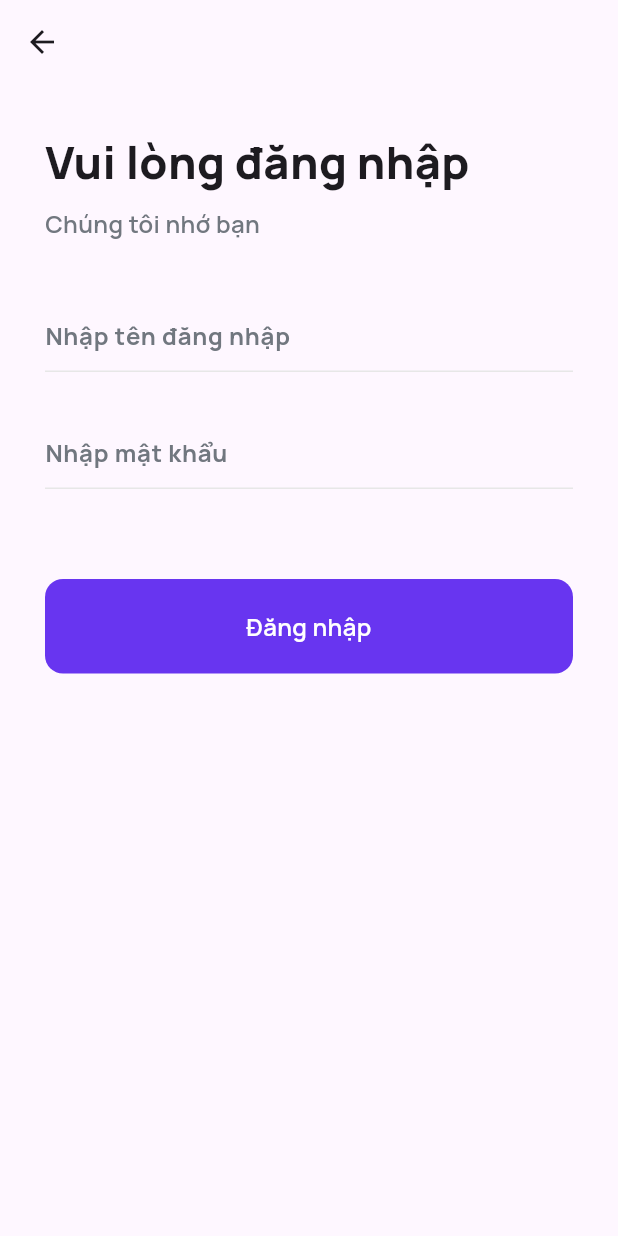
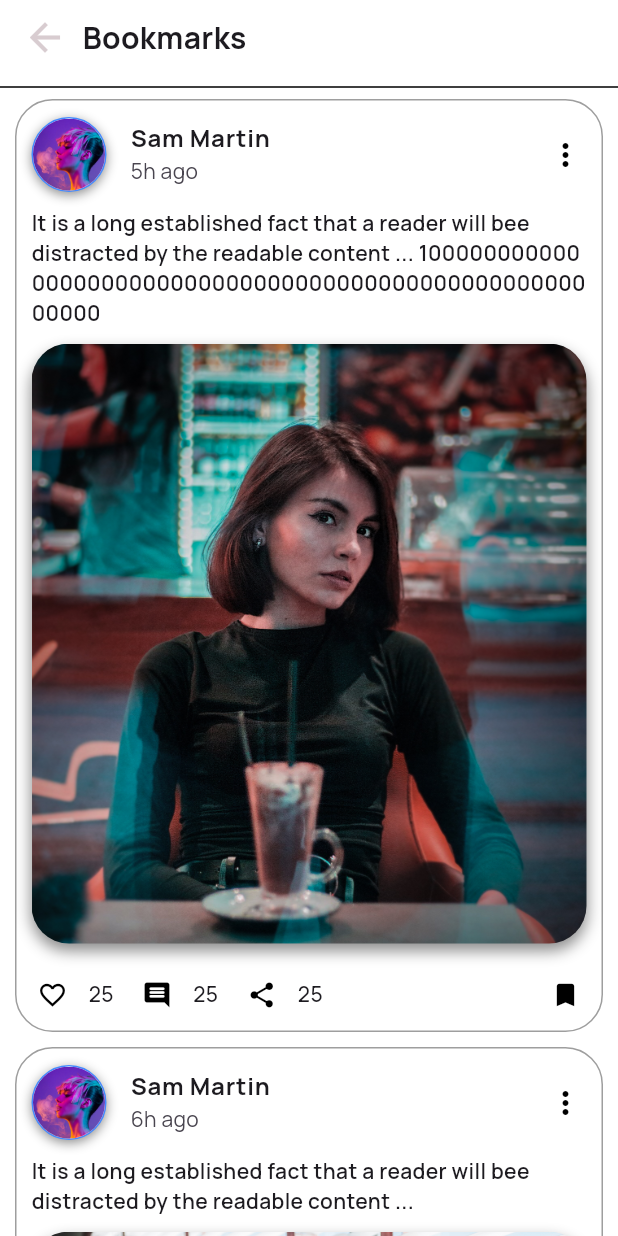
Before and after one commit to hangtantai/buzz-hub, a Flutter app: the screen it shows after launch, on a phone screen of 412 x 824 dp. Run offline on Flutter 3.47's test engine with Material 3 defaults, Android fonts, the phone set to English and light mode, and no system bars; our stand-ins replace dio, get, shared_preferences.

Commit message:
[bookmark] viewscreen

```diff
--- a/lib/core/values/app_colors.dart
+++ b/lib/core/values/app_colors.dart
@@ -12,6 +12,7 @@ class AppColors {
   static const Grey3 = Color(0xFFF3F6F6);
   static const DarkBg = Color(0xFF171719);
   static const DarkBg2 = Color(0xFF1C1D1D);
+
   static const PrimaryGradient = [
     Pink,
     Purple,
--- a/lib/main.dart
+++ b/lib/main.dart
@@ -7,9 +7,12 @@
 import 'package:flutter/material.dart';
 import 'package:get/get.dart';
 
+import 'package:buzz_hub/modules/post/views/create_post_page.dart';
+import 'package:buzz_hub/modules/bookmarks/views/bookmarks_screen.dart';
+import 'package:buzz_hub/modules/bookmarks/views/bookmarks_null.dart';
+
 void main(List<String> arguments) async {
   HttpOverrides.global = MyHttpOverrides();
-
 
   runApp(const MyApp());
 }
@@ -25,7 +28,7 @@
         useMaterial3: true,
         fontFamily: 'Manrope',
       ),
-      home: LoginPage(),
+      home: const BookMarks(),
       debugShowCheckedModeBanner: false,
     );
   }
--- /dev/null
+++ b/lib/modules/bookmarks/views/bookmarks_screen.dart
@@ -0,0 +1,216 @@
+import 'package:flutter/material.dart';
+import 'package:buzz_hub/modules/post/models/post_model.dart';
+
+class BookMarks extends StatefulWidget {
+  const BookMarks({super.key});
+
+  @override
+  // ignore: library_private_types_in_public_api
+  _CreateBookmarks createState() => _CreateBookmarks();
+}
+
+class _CreateBookmarks extends State<BookMarks>  {
+  Widget _builtPost(int index) {
+    return
+    Padding(
+              padding: const EdgeInsets.symmetric(horizontal: 10.0),
+              child: Container(
+                // constraints: const BoxConstraints.expand(),
+                width: double.infinity,
+                decoration: BoxDecoration(
+                    // color: Colors.red,
+                border: Border.all(color: Colors.grey),
+                borderRadius: BorderRadius.circular(25.0)),
+                child: Column(
+                children: <Widget>[
+                  ListTile(
+                    contentPadding: const EdgeInsets.only(left: 10, right: 0.0),
+                    leading: Container(
+                      width: 50,
+                      height: 50,
+                      decoration: BoxDecoration(
+                          border:
+                              Border.all(color: Colors.blueAccent),
+                          shape: BoxShape.circle,
+                          boxShadow: const [
+                            BoxShadow(
+                              color: Colors.black45,
+                              offset: Offset(0, 2),
+                              blurRadius: 6.0,
+                            )
+                          ]),
+                                child: CircleAvatar(
+                                  child: ClipOval(
+                                    child: Image(
+                                      height: 90.0,
+                                      width: 90.0,
+                                      image:
+                                          AssetImage(posts[index].authorImageUrl),
+                                      fit: BoxFit.cover,
+                                    ),
+                                  ),
+                                ),
+                              ),
+                            title: Text(
+                              posts[0].authorName,
+                              style: const TextStyle(
+                                fontWeight: FontWeight.bold
+                              ),
+                            ),
+                            subtitle: Text(posts[index].update),
+                            trailing: IconButton(
+                              icon: const Icon(Icons.more_vert),
+                              color: Colors.black,
+                              onPressed: () => print("More"),
+                            ),
+                          ),
+                  Column(
+                    children: [
+                      Container(
+                        margin: const EdgeInsets.symmetric(horizontal: 10.0),
+                        child: Text(
+                          softWrap: true,
+                          posts[index].content,
+                          textAlign: TextAlign.left,
+                          style: const TextStyle(
+                            fontWeight: FontWeight.w600,
+                          ),
+                        ),
+                      ),
+
+                      Container(
+                        margin: const EdgeInsets.all(10.0),
+                        width: double.infinity,
+                        height: 400.0,
+                        decoration: BoxDecoration(
+                          borderRadius: BorderRadius.circular(25.0),
+                          boxShadow: const [
+                            BoxShadow(
+                              color: Colors.black45,
+                              offset: Offset(0,5),
+                              blurRadius: 8.0
+                            )
+                          ],
+                          image: DecorationImage(
+                            image: AssetImage(posts[index].imageUrl),
+                            fit: BoxFit.fitWidth,
+                          )
+                        ),
+                      ),
+                      Row(
+                        mainAxisAlignment: MainAxisAlignment.spaceBetween,
+                        children: <Widget>[
+                          Row(
+                            children: <Widget>[
+                              Row(
+                                children: <Widget>[
+                                IconButton(
+                                  icon: const Icon(Icons.favorite_border),
+                                  iconSize: 20.0,
+                                  color: Colors.black,
+                                  onPressed: () => print('Love'),
+                                  ),
+                                  const Text(
+                                    '25',
+                                    style: TextStyle(
+                                      fontSize: 14.0,
+                                      fontWeight: FontWeight.w500,
+                                    ),
+                                  )
+                                ],
+                              ),
+                              const SizedBox(width: 5),
+                              Row(
+                                children: <Widget>[
+                                IconButton(
+                                  icon: const Icon(Icons.comment_rounded),
+                                  iconSize: 20.0,
+                                  color: Colors.black,
+                                  onPressed: () => print('Comment'),
+                                  ),
+                                  const Text(
+                                    '25',
+                                    style: TextStyle(
+                                      fontSize: 14.0,
+                                      fontWeight: FontWeight.w500,
+                                    ),
+                                  )
+                                ],
+                              ),
+                              const SizedBox(width: 5),
+                              Row(
+                                children: <Widget>[
+                                IconButton(
+                                  icon: const Icon(Icons.share),
+                                  iconSize: 20.0,
+                                  color: Colors.black,
+                                  onPressed: () => print('Share'),
+                                ),
+                                  const Text(
+                                    '25',
+                                    style: TextStyle(
+                                      fontSize: 14.0,
+                                      fontWeight: FontWeight.w500,
+                                    ),
+                                  )
+                                ],
+                              ),
+                            ],
+                          ),
+                          IconButton(
+                          icon: const Icon(Icons.bookmark),
+                          iconSize: 20.0,
+                          color: Colors.black,
+                          onPressed: () => print('Note'),),
+                        ],
+                      ),
+                    ],
+                  )
+                ]
+            ),
+          ),
+    );
+  }
+
+  @override
+  Widget build(BuildContext context) {
+    return Scaffold(
+      backgroundColor: Colors.white,
+      body: ListView(
+          physics: const AlwaysScrollableScrollPhysics(),
+          children: <Widget>[
+            Container(
+                padding: const EdgeInsets.symmetric(
+                    horizontal: 15.0, vertical: 10.0),
+                child: const Row(
+                  // mainAxisAlignment: MainAxisAlignment.spaceBetween,
+                  children: <Widget>[
+                    Icon(
+                      Icons.arrow_back,
+                      color: Color.fromARGB(255, 216, 204, 208),
+                      size: 30.0,
+                      semanticLabel: 'Text to announce in accessibility modes',
+                    ),
+                    SizedBox(width: 10),
+                    SizedBox(
+                      child: Text('Bookmarks',
+                          style: TextStyle(
+                              fontSize: 20, fontWeight: FontWeight.bold)),
+                    ),
+                  ],
+                )),
+            const Column(
+              children: <Widget>[
+                Divider(
+                  color: Colors.black,
+                )
+              ],
+            ),
+            _builtPost(0),
+            const SizedBox(height: 10),
+            _builtPost(1),
+          ],
+      )
+    );
+  }
+}
--- /dev/null
+++ b/lib/modules/post/models/post_model.dart
@@ -0,0 +1,47 @@
+class Post {
+  String authorName;
+  String authorImageUrl;
+  String timeAgo;
+  String imageUrl;
+  String content;
+  String update;
+
+  Post({
+    required this.authorName,
+    required this.authorImageUrl,
+    required this.timeAgo,
+    required this.imageUrl,
+    required this.content,
+    required this.update,
+  });
+}
+
+final List<Post> posts = [
+  Post(
+    authorName: 'Sam Martin',
+    authorImageUrl: 'assets/images/user0.png',
+    timeAgo: '5 min',
+    imageUrl: 'assets/images/post0.jpg',
+    content: 'It is a long established fact that a reader will bee distracted by the readable content ... 100000000000000000000000000000000000000000000000000000000',
+    update: '5h ago'
+  ),
+  Post(
+    authorName: 'Sam Martin',
+    authorImageUrl: 'assets/images/user0.png',
+    timeAgo: '10 min',
+    imageUrl: 'assets/images/post1.jpg',
+    content: 'It is a long established fact that a reader will bee distracted by the readable content ...',
+    update: '6h ago'
+  ),
+];
+
+final List<String> stories = [
+  'assets/images/user1.png',
+  'assets/images/user2.png',
+  'assets/images/user3.png',
+  'assets/images/user4.png',
+  'assets/images/user0.png',
+  'assets/images/user1.png',
+  'assets/images/user2.png',
+  'assets/images/user3.png',
+];
--- a/pubspec.yaml
+++ b/pubspec.yaml
@@ -40,6 +40,7 @@ dependencies:
   http: ^1.2.1
   get: ^4.6.6
   shared_preferences: ^2.2.2
+  getwidget: ^2.0.4
 
 dev_dependencies:
   flutter_test:
@@ -68,6 +69,7 @@ flutter:
   # To add assets to your application, add an assets section, like this:
   assets:
     - assets/ca/
+    - assets/images/
   #   - images/a_dot_ham.jpeg
 
   # An image asset can refer to one or more resolution-specific "variants", see
```
Also changed, not shown: lib/modules/bookmarks/views/bookmarks_null.dart (added, +47 -0 lines), lib/modules/chat/views/chat_details.dart (added, +12 -0 lines), lib/modules/post/views/create_post_page.dart (added, +177 -0 lines), assets/images/post0.jpg (added), assets/images/post1.jpg (added), assets/images/user0.png (added), assets/images/user1.png (added), assets/images/user2.png (added), assets/images/user3.png (added), assets/images/user4.png (added), pubspec.lock.
